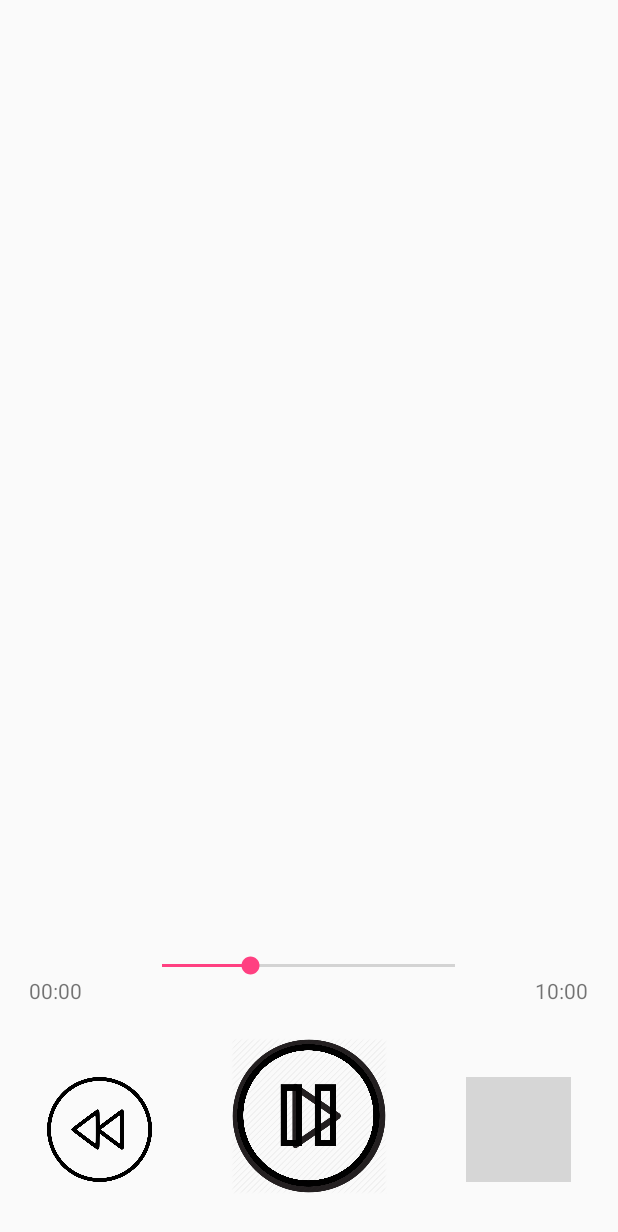
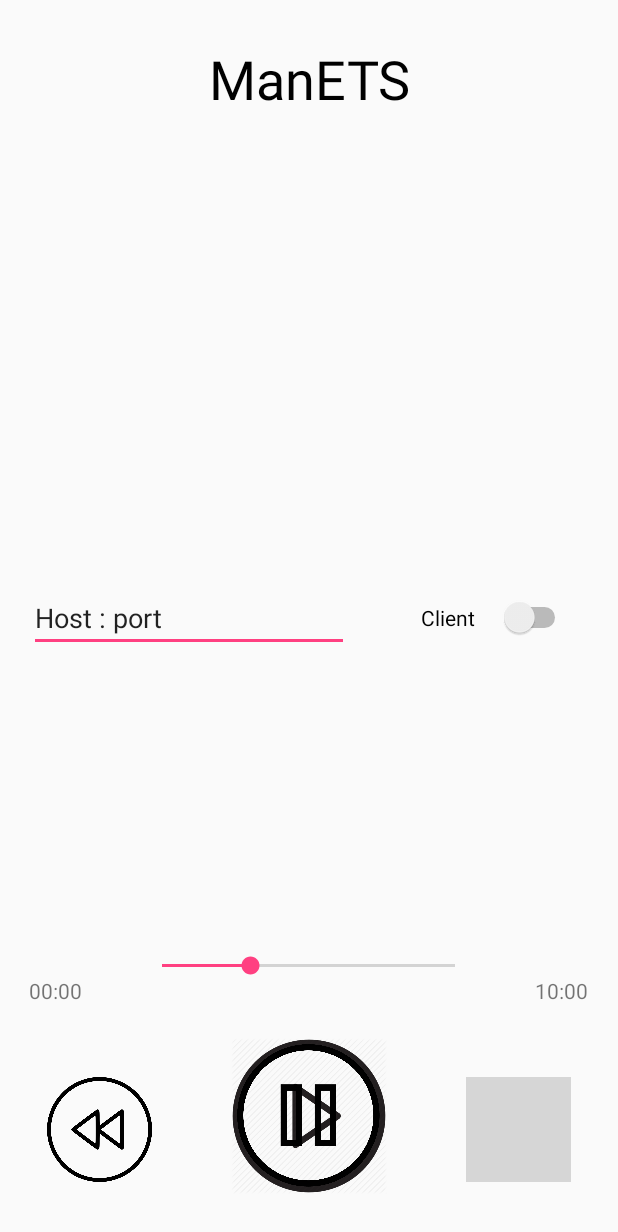
Before and after one commit to ncklengyel/SimplePlayer, an Android app: the layout activity_main.xml on its own in the app's theme, with its tools: preview values and no code run, on a phone screen of 412 x 824 dp. Shown: the top 1232 px of the screen. Run offline under Robolectric (Android 15) with nearby library versions, the phone set to English and light mode, and no system bars; grey boxes are pictures that could not be loaded.

Commit message:
Add client option in main activity

```diff
--- a/MyApplication/app/src/main/java/com/example/nckle/myapplication/AbstractMediaComponent.java
+++ b/MyApplication/app/src/main/java/com/example/nckle/myapplication/AbstractMediaComponent.java
@@ -14,5 +14,6 @@ public abstract class AbstractMediaComponent {
     abstract public void seekTo(int position);
     abstract public void pause();
     abstract public boolean isPlaying();
+    abstract public void release();
 
 }
--- a/MyApplication/app/src/main/java/com/example/nckle/myapplication/MediaServer.java
+++ b/MyApplication/app/src/main/java/com/example/nckle/myapplication/MediaServer.java
@@ -136,6 +136,11 @@ public class MediaServer extends AbstractMediaComponent {
         mMediaPlayer = MediaPlayer.create(mContext,mPlayList.getCurrentSong());
     }
 
+    public void release(){
+        mMediaPlayer.release();
+        mHttpSever.stop();
+    }
+
     private JSONObject buildResponse(String command, String value){
         JSONObject json = new JSONObject();
         try {
--- a/MyApplication/app/src/main/java/com/example/nckle/myapplication/TopMediaPlayer.java
+++ b/MyApplication/app/src/main/java/com/example/nckle/myapplication/TopMediaPlayer.java
@@ -48,5 +48,7 @@ public class TopMediaPlayer {
 
     public boolean isPlaying(){ return component.isPlaying();}
 
+    public void release(){ component.release(); }
+
 
 }
--- a/MyApplication/app/src/main/res/layout/activity_main.xml
+++ b/MyApplication/app/src/main/res/layout/activity_main.xml
@@ -85,4 +85,34 @@
         android:scaleType="fitXY"
         android:src="@drawable/pause_button" />
 
+    <EditText
+        android:id="@+id/clientHostText"
+        android:layout_width="wrap_content"
+        android:layout_height="wrap_content"
+        android:layout_alignStart="@+id/timeLeftText"
+        android:layout_centerVertical="true"
+        android:ems="10"
+        android:inputType="textPersonName"
+        android:text="Host : port" />
+
+    <TextView
+        android:id="@+id/textView"
+        android:layout_width="168dp"
+        android:layout_height="54dp"
+        android:layout_alignParentTop="true"
+        android:layout_centerHorizontal="true"
+        android:layout_marginTop="28dp"
+        android:text="ManETS"
+        android:textAlignment="center"
+        android:textColor="@android:color/black"
+        android:textSize="36sp" />
+
+    <Switch
+        android:id="@+id/clientSwitch"
+        android:layout_width="100dp"
+        android:layout_height="54dp"
+        android:layout_alignEnd="@+id/nextButton"
+        android:layout_centerVertical="true"
+        android:text="Client" />
+
 </RelativeLayout>
```
Also changed, not shown: MyApplication/app/src/main/java/com/example/nckle/myapplication/MainActivity.java (+54 -13 lines), MyApplication/app/src/main/java/com/example/nckle/myapplication/MediaClient.java (+10 -1 lines).
